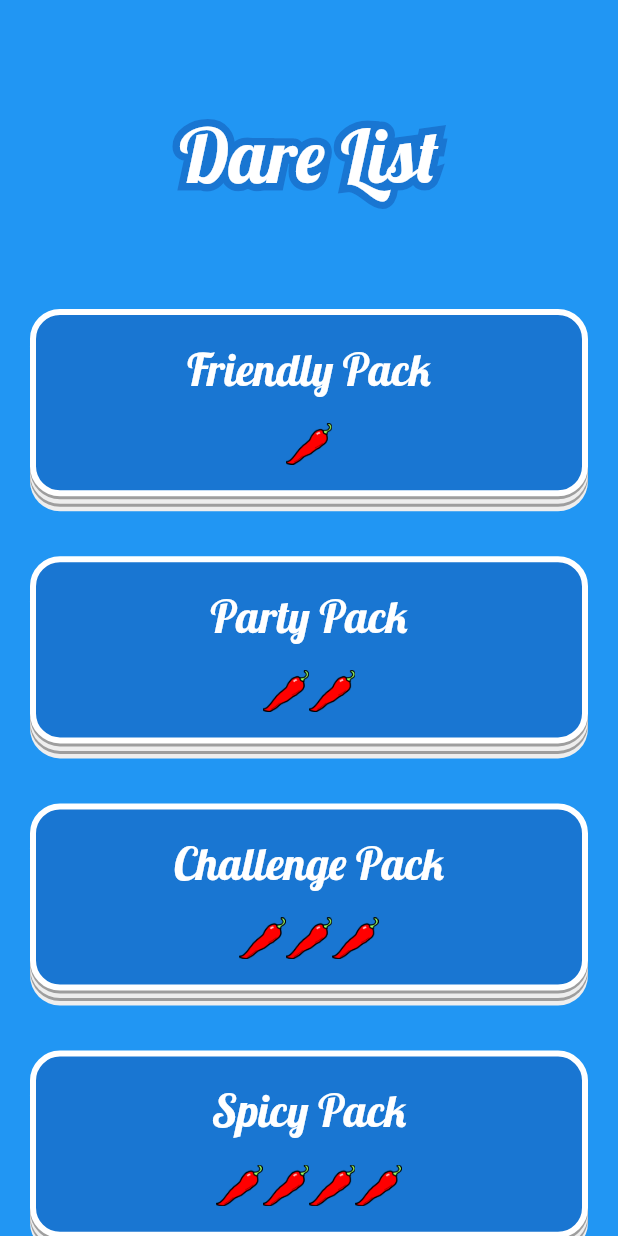
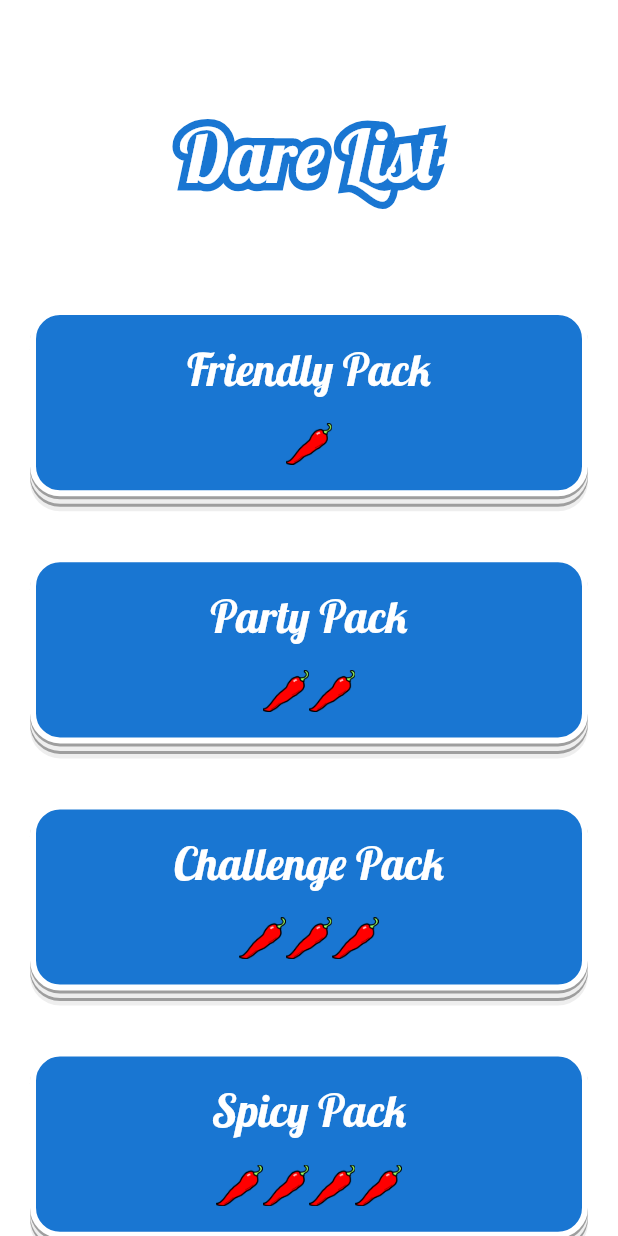
Before and after one commit to CameronScully/darelist_app, a Flutter app: the screen it shows after launch, on a phone screen of 412 x 824 dp. Run offline on Flutter 3.47's test engine with Material 2 defaults, Android fonts, the phone set to English and light mode, and no system bars; our stand-ins replace get, sqflite; missing offline and left inert: geopattern_flutter; accounts and stored records are empty.

Commit message:
UI: Fix Title spacing

```diff
--- a/lib/ui/background.dart
+++ b/lib/ui/background.dart
@@ -6,10 +6,6 @@
 import 'package:geopattern_flutter/patterns/mosaic_squares.dart';
 
 class Background extends StatelessWidget {
-  Color backgroundColor;
-
-  Background(this.backgroundColor);
-
   @override
   Widget build(BuildContext context) {
     final hash = sha1.convert(utf8.encode("flutter")).toString();
--- a/lib/ui/dare_widget.dart
+++ b/lib/ui/dare_widget.dart
@@ -58,7 +58,7 @@
                           dareText,
                           textAlign: TextAlign.center,
                           style: TextStyle(
-                            fontFamily: 'RanchersRegular',
+                            //fontFamily: 'RanchersRegular',
                             color: Colors.white,
                             fontSize: 30,
                           ),
--- a/lib/ui/pack_list.dart
+++ b/lib/ui/pack_list.dart
@@ -10,9 +10,6 @@
 import 'pack_section.dart';
 
 class PackList extends StatelessWidget {
-  //TODO dynamically set colors from a random master pallete
-  final Color backgroundColor = Colors.blue;
-
   @override
   Widget build(BuildContext context) {
     final delegate = Get.find<DarelistRouterDelegate>();
@@ -25,14 +22,20 @@
       Pack("Impossible Pack", 5)
     ];
 
-    return Scaffold(
-      backgroundColor: this.backgroundColor,
-      body: Stack(
-        children: [
-          Background(this.backgroundColor),
-          ListView(
+    return Stack(
+      children: [
+        Background(),
+        Scaffold(
+          backgroundColor: Colors.transparent,
+          body: ListView(
             children: [
-              TitleSection(),
+              AppBar(
+                title: TitleSection(),
+                backgroundColor: Colors.transparent,
+                shadowColor: Colors.transparent,
+                centerTitle: true,
+                toolbarHeight: MediaQuery.of(context).size.height * 0.25,
+              ),
               for (var pack in packs)
                 GestureDetector(
                   onTap: () => delegate.pushWidget(pack, PackPageConfig),
@@ -40,8 +43,8 @@
                 ),
             ],
           ),
-        ],
-      ),
+        )
+      ],
     );
   }
 }
--- a/lib/ui/title_section.dart
+++ b/lib/ui/title_section.dart
@@ -5,10 +5,7 @@
   Widget build(BuildContext context) {
     final size = MediaQuery.of(context).size;
 
-    return Container(
-      height: size.height * 0.25,
-      child: Center(
-          child: Stack(
+    return Stack(
       children: [
         Text(
           "Dare List",
@@ -32,7 +29,6 @@
           ),
         ),
       ],
-      )),
     );
   }
 }
```
Also changed, not shown: lib/ui/pack.dart (+19 -12 lines). Lines whose indentation alone changed are shown as unchanged.
